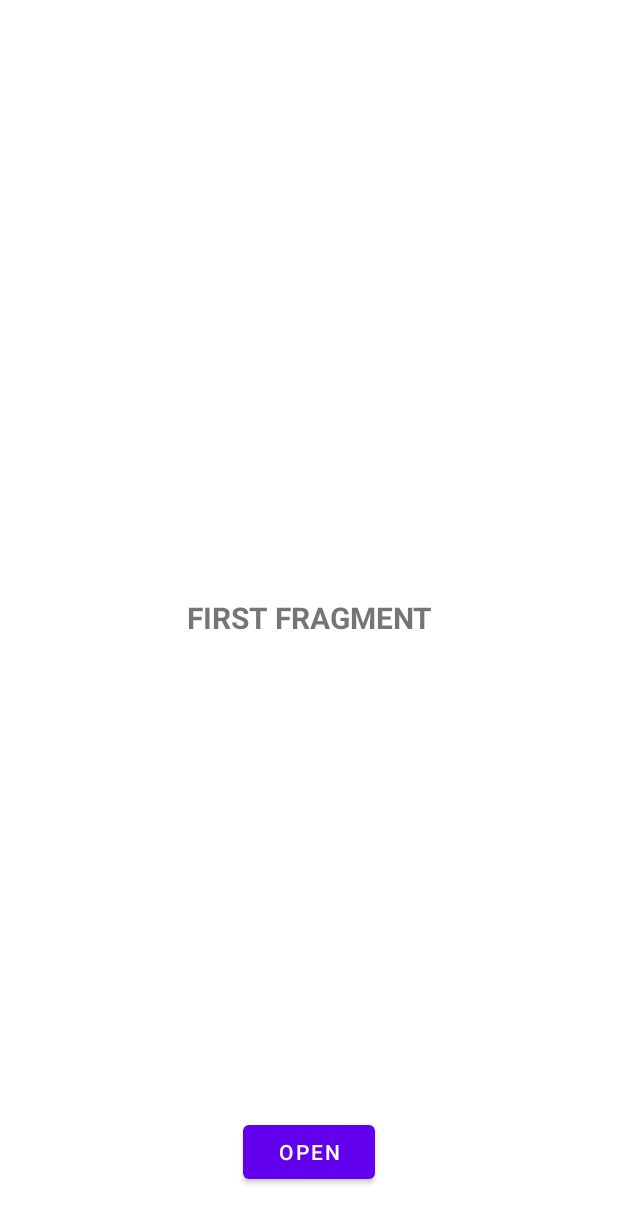
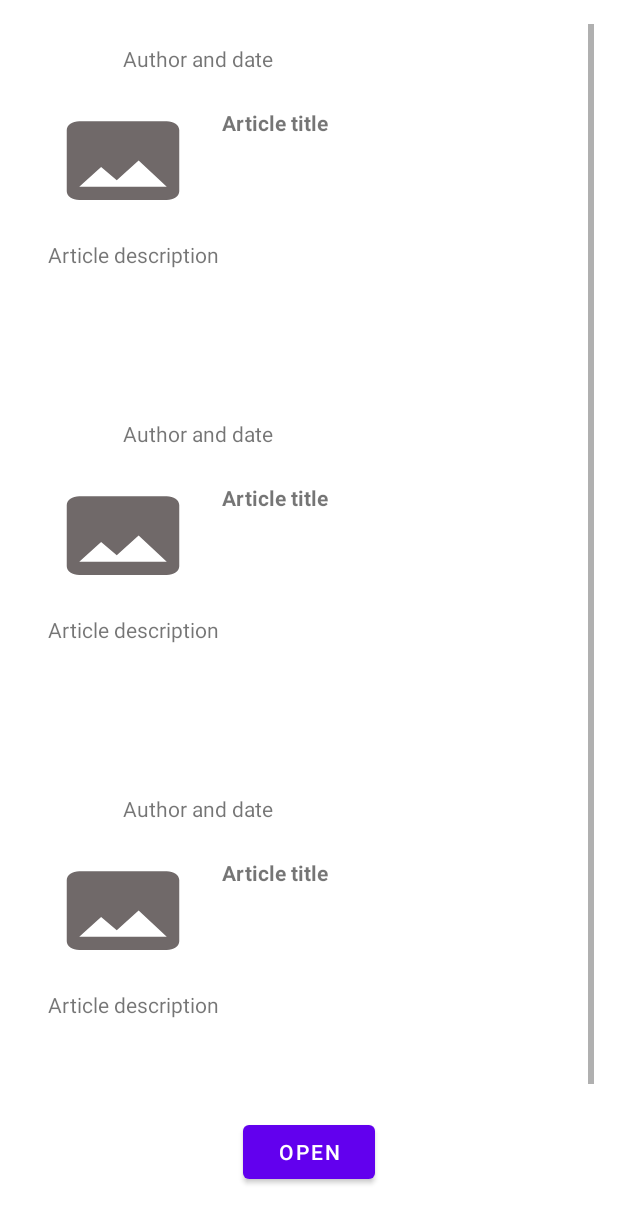
Before and after one commit to AKasparavicius/AndroidTopics, an Android app: the layout fragment_first.xml on its own in the app's theme, with its tools: preview values and no code run, on a phone screen of 412 x 824 dp. Shown: the top 1223 px of the screen. Run offline under Robolectric (Android 15) with nearby library versions, the phone set to English and light mode, and no system bars; network calls fail.

```diff
--- a/app/src/main/java/lt/arnas/androidtopics/repository/reqres/ApiService.kt
+++ b/app/src/main/java/lt/arnas/androidtopics/repository/reqres/ApiService.kt
@@ -2,8 +2,12 @@ package lt.arnas.androidtopics.repository.reqres
 
 import retrofit2.Response
 import retrofit2.http.GET
+import retrofit2.http.Path
 
 interface ApiService {
         @GET("api/users")
         suspend fun getUsers(): Response<UsersResponse>
+
+    @GET("api/users/{id}")
+    suspend fun getUserDetails(@Path("id") id: Int): Response<UserResponse>
     }
--- /dev/null
+++ b/app/src/main/java/lt/arnas/androidtopics/repository/reqres/UserResponse.kt
@@ -0,0 +1,5 @@
+package lt.arnas.androidtopics.repository.reqres
+
+data class UserResponse(
+    val data: User? = null
+)
--- /dev/null
+++ b/app/src/main/res/drawable/ic_image_24.xml
@@ -0,0 +1,5 @@
+<vector android:height="24dp" android:tint="#706969"
+    android:viewportHeight="24" android:viewportWidth="24"
+    android:width="24dp" xmlns:android="http://schemas.android.com/apk/res/android">
+    <path android:fillColor="@android:color/white" android:pathData="M21,19V5c0,-1.1 -0.9,-2 -2,-2H5c-1.1,0 -2,0.9 -2,2v14c0,1.1 0.9,2 2,2h14c1.1,0 2,-0.9 2,-2zM8.5,13.5l2.5,3.01L14.5,12l4.5,6H5l3.5,-4.5z"/>
+</vector>
--- /dev/null
+++ b/app/src/main/res/layout/fragment_article_list_item.xml
@@ -0,0 +1,72 @@
+<?xml version="1.0" encoding="utf-8"?>
+<androidx.constraintlayout.widget.ConstraintLayout xmlns:android="http://schemas.android.com/apk/res/android"
+    xmlns:app="http://schemas.android.com/apk/res-auto"
+    xmlns:tools="http://schemas.android.com/tools"
+
+    android:layout_width="match_parent"
+    android:layout_height="250dp"
+    android:clickable="true"
+    android:focusable="true">
+
+    <TextView
+        android:id="@+id/dateTextView"
+        android:layout_width="199dp"
+        android:layout_height="24dp"
+        android:layout_alignParentStart="true"
+        android:layout_alignParentTop="true"
+        android:layout_marginStart="16dp"
+        android:layout_marginTop="16dp"
+        android:gravity="center"
+        android:lineSpacingExtra="10sp"
+        android:translationY="-4.97sp"
+        app:layout_constraintStart_toStartOf="parent"
+        app:layout_constraintTop_toTopOf="parent"
+        tools:text="Author and date" />
+
+    <TextView
+        android:id="@+id/titleTextView"
+        android:layout_width="0dp"
+        android:layout_height="70dp"
+        android:layout_alignParentStart="true"
+        android:layout_marginStart="16dp"
+        android:layout_marginTop="4dp"
+        android:layout_marginEnd="16dp"
+        android:gravity="top"
+        android:lineSpacingExtra="8sp"
+        android:textStyle="bold"
+        android:translationY="-3.8sp"
+        app:layout_constraintEnd_toEndOf="parent"
+        app:layout_constraintHorizontal_bias="0.0"
+        app:layout_constraintStart_toEndOf="@+id/articleIImageView"
+        app:layout_constraintTop_toTopOf="@+id/articleIImageView"
+        tools:text="Article title" />
+
+    <ImageView
+        android:id="@+id/articleIImageView"
+        android:layout_width="100dp"
+        android:layout_height="70dp"
+        android:layout_marginStart="16dp"
+        android:layout_marginTop="16dp"
+        android:background="@drawable/ic_image_24"
+        android:scaleType="centerCrop"
+        app:layout_constraintStart_toStartOf="parent"
+        app:layout_constraintTop_toBottomOf="@+id/dateTextView" />
+
+    <TextView
+        android:id="@+id/descriptionTextView"
+        android:layout_width="0dp"
+        android:layout_height="84dp"
+        android:layout_marginStart="16dp"
+        android:layout_marginTop="16dp"
+        android:layout_marginEnd="16dp"
+        android:layout_marginBottom="16dp"
+        android:gravity="top"
+        android:lineSpacingExtra="5sp"
+        android:translationY="-2.3sp"
+        app:layout_constraintBottom_toBottomOf="parent"
+        app:layout_constraintEnd_toEndOf="parent"
+        app:layout_constraintStart_toStartOf="parent"
+        app:layout_constraintTop_toBottomOf="@+id/articleIImageView"
+        tools:text="Article description" />
+
+</androidx.constraintlayout.widget.ConstraintLayout>
--- a/app/src/main/res/layout/fragment_first.xml
+++ b/app/src/main/res/layout/fragment_first.xml
@@ -1,19 +1,31 @@
 <?xml version="1.0" encoding="utf-8"?>
 <FrameLayout xmlns:android="http://schemas.android.com/apk/res/android"
     xmlns:tools="http://schemas.android.com/tools"
+    xmlns:app="http://schemas.android.com/apk/res-auto"
     android:layout_width="match_parent"
     android:layout_height="match_parent"
     tools:context=".first_fragment.FirstFragment">
 
-    <TextView
-        android:id="@+id/textView"
-        android:layout_width="wrap_content"
-        android:layout_height="wrap_content"
-        android:layout_gravity="center"
-        android:gravity="center"
-        android:textSize="20sp"
-        android:textStyle="bold"
-        android:text="FIRST FRAGMENT" />
+    <androidx.swiperefreshlayout.widget.SwipeRefreshLayout
+        android:id="@+id/swipeArticleRefreshLayout"
+        android:layout_width="match_parent"
+        android:layout_height="match_parent"
+        android:layout_marginTop="16dp"
+        android:layout_marginRight="16dp"
+        android:layout_marginLeft="16dp"
+        android:layout_marginBottom="80dp"
+        app:layout_behavior="@string/appbar_scrolling_view_behavior">
+
+        <androidx.recyclerview.widget.RecyclerView
+            android:id="@+id/articleRecyclerView"
+            android:layout_width="match_parent"
+            android:layout_height="match_parent"
+            android:clipToPadding="false"
+            android:scrollbars="vertical"
+            android:visibility="visible"
+            tools:listitem="@layout/fragment_article_list_item" />
+
+    </androidx.swiperefreshlayout.widget.SwipeRefreshLayout>
 
     <Button
         android:layout_width="wrap_content"
@@ -26,4 +38,6 @@
 
 
 
+
+
 </FrameLayout>
```
Also changed, not shown: app/build.gradle (+10 -0 lines), app/src/main/java/lt/arnas/androidtopics/first_fragment/FirstFragment.kt (+55 -6 lines), app/src/main/java/lt/arnas/androidtopics/first_fragment/FirstFragmentViewModel.kt (+5 -2 lines), app/src/main/java/lt/arnas/androidtopics/first_fragment/recycleview/CustomAdapter.kt (added, +33 -0 lines), app/src/main/java/lt/arnas/androidtopics/first_fragment/recycleview/CustomViewHolder.kt (added, +37 -0 lines), app/src/main/java/lt/arnas/androidtopics/repository/reqres/news_api/ApiServiceWithOkHttp.kt (added, +14 -0 lines), app/src/main/java/lt/arnas/androidtopics/repository/reqres/news_api/NewsApiServiceClientWithOkHttp.kt (added, +32 -0 lines), app/src/main/java/lt/arnas/androidtopics/second_fragment/SecondFragment.kt (+31 -2 lines), app/src/main/java/lt/arnas/androidtopics/second_fragment/SecondFragmentViewModel.kt (+18 -0 lines).
